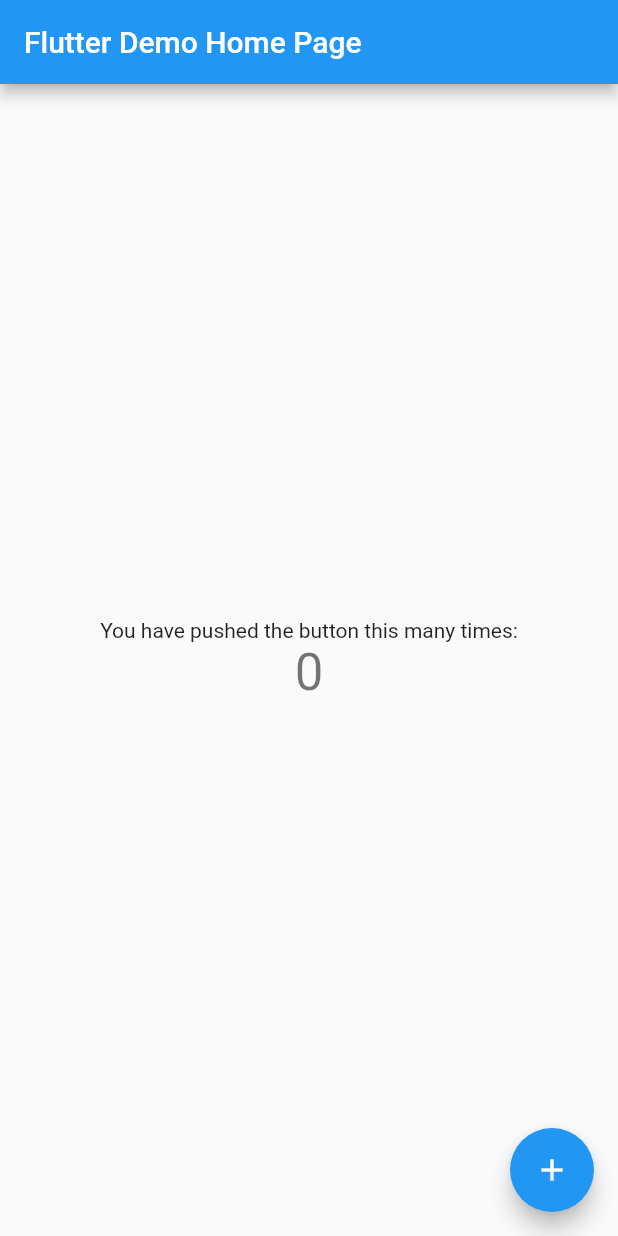
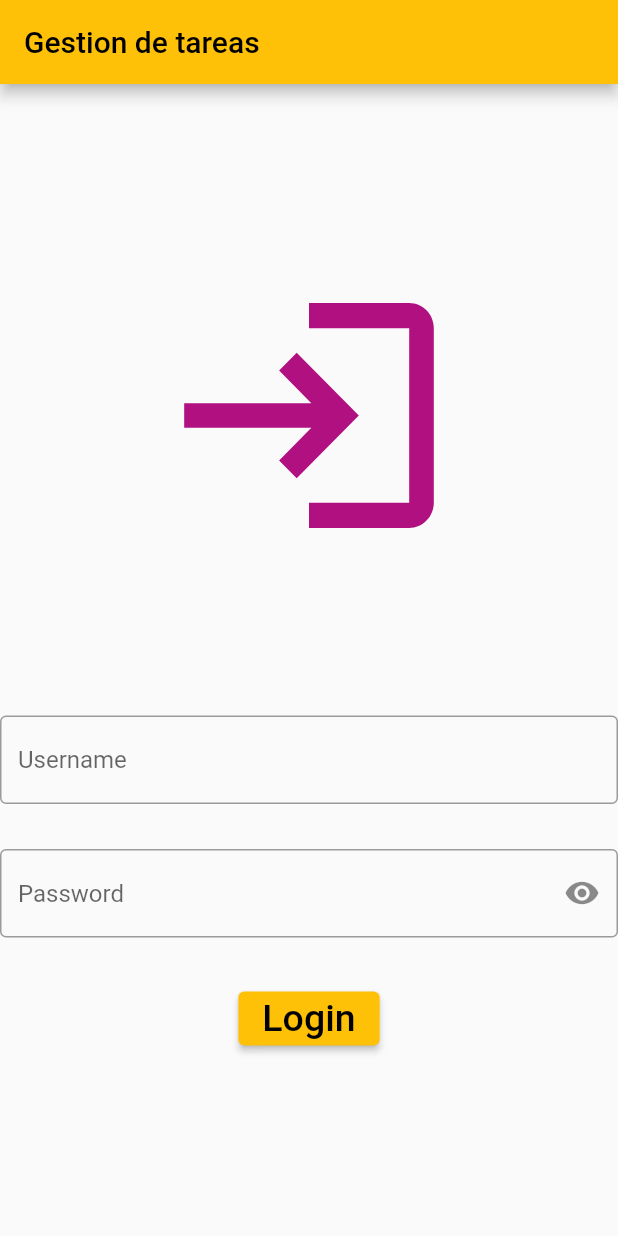
Before and after one commit to JhousefSilva1/planning-dayApp, a Flutter app: the screen it shows after launch, on a phone screen of 412 x 824 dp. Run offline on Flutter 3.47's test engine with Material 2 defaults, Android fonts, the light colour scheme and no system bars.

Commit message:
pagina de loggin

```diff
--- a/lib/main.dart
+++ b/lib/main.dart
@@ -1,115 +1,17 @@
 import 'package:flutter/material.dart';
+import 'package:tasks/ui/login_page.dart';
 
-void main() {
-  runApp(const MyApp());
-}
+void main ()=> runApp(MyApp());
 
-class MyApp extends StatelessWidget {
-  const MyApp({super.key});
-
-  // This widget is the root of your application.
+class MyApp extends StatelessWidget{
   @override
-  Widget build(BuildContext context) {
+  Widget build(BuildContext context){
     return MaterialApp(
-      title: 'Flutter Demo',
+      title: 'Tasks',
       theme: ThemeData(
-        // This is the theme of your application.
-        //
-        // Try running your application with "flutter run". You'll see the
-        // application has a blue toolbar. Then, without quitting the app, try
-        // changing the primarySwatch below to Colors.green and then invoke
-        // "hot reload" (press "r" in the console where you ran "flutter run",
-        // or simply save your changes to "hot reload" in a Flutter IDE).
-        // Notice that the counter didn't reset back to zero; the application
-        // is not restarted.
-        primarySwatch: Colors.blue,
+        primarySwatch: Colors.amber,
       ),
-      home: const MyHomePage(title: 'Flutter Demo Home Page'),
+      home: LoginPage(),
     );
   }
 }
-
-class MyHomePage extends StatefulWidget {
-  const MyHomePage({super.key, required this.title});
-
-  // This widget is the home page of your application. It is stateful, meaning
-  // that it has a State object (defined below) that contains fields that affect
-  // how it looks.
-
-  // This class is the configuration for the state. It holds the values (in this
-  // case the title) provided by the parent (in this case the App widget) and
-  // used by the build method of the State. Fields in a Widget subclass are
-  // always marked "final".
-
-  final String title;
-
-  @override
-  State<MyHomePage> createState() => _MyHomePageState();
-}
-
-class _MyHomePageState extends State<MyHomePage> {
-  int _counter = 0;
-
-  void _incrementCounter() {
-    setState(() {
-      // This call to setState tells the Flutter framework that something has
-      // changed in this State, which causes it to rerun the build method below
-      // so that the display can reflect the updated values. If we changed
-      // _counter without calling setState(), then the build method would not be
-      // called again, and so nothing would appear to happen.
-      _counter++;
-    });
-  }
-
-  @override
-  Widget build(BuildContext context) {
-    // This method is rerun every time setState is called, for instance as done
-    // by the _incrementCounter method above.
-    //
-    // The Flutter framework has been optimized to make rerunning build methods
-    // fast, so that you can just rebuild anything that needs updating rather
-    // than having to individually change instances of widgets.
-    return Scaffold(
-      appBar: AppBar(
-        // Here we take the value from the MyHomePage object that was created by
-        // the App.build method, and use it to set our appbar title.
-        title: Text(widget.title),
-      ),
-      body: Center(
-        // Center is a layout widget. It takes a single child and positions it
-        // in the middle of the parent.
-        child: Column(
-          // Column is also a layout widget. It takes a list of children and
-          // arranges them vertically. By default, it sizes itself to fit its
-          // children horizontally, and tries to be as tall as its parent.
-          //
-          // Invoke "debug painting" (press "p" in the console, choose the
-          // "Toggle Debug Paint" action from the Flutter Inspector in Android
-          // Studio, or the "Toggle Debug Paint" command in Visual Studio Code)
-          // to see the wireframe for each widget.
-          //
-          // Column has various properties to control how it sizes itself and
-          // how it positions its children. Here we use mainAxisAlignment to
-          // center the children vertically; the main axis here is the vertical
-          // axis because Columns are vertical (the cross axis would be
-          // horizontal).
-          mainAxisAlignment: MainAxisAlignment.center,
-          children: <Widget>[
-            const Text(
-              'You have pushed the button this many times:',
-            ),
-            Text(
-              '$_counter',
-              style: Theme.of(context).textTheme.headline4,
-            ),
-          ],
-        ),
-      ),
-      floatingActionButton: FloatingActionButton(
-        onPressed: _incrementCounter,
-        tooltip: 'Increment',
-        child: const Icon(Icons.add),
-      ), // This trailing comma makes auto-formatting nicer for build methods.
-    );
-  }
-}
--- /dev/null
+++ b/lib/ui/login_page.dart
@@ -0,0 +1,100 @@
+// ignore_for_file: prefer_const_constructors, use_key_in_widget_constructors
+
+import 'package:flutter/material.dart';
+
+class LoginPage extends StatefulWidget {
+  //const LoginPage({super.key});
+
+  @override
+  // ignore: library_private_types_in_public_api
+  _LoginPageState createState() => _LoginPageState();
+}
+
+class _LoginPageState extends State<LoginPage>{
+
+  bool _obscureText = true;
+
+  void _toogleObscureText(){
+    setState(() {
+      _obscureText = !_obscureText;
+    });
+  }
+  @override
+
+  Widget build(BuildContext context){
+    return Scaffold(
+      appBar: AppBar(
+        title: Text('Gestion de tareas',
+        style: TextStyle(fontSize: 20),
+        ),
+      ),
+      body: Center(
+        child: Column(
+          mainAxisAlignment: MainAxisAlignment.center,
+          // ignore: prefer_const_literals_to_create_immutables
+          children: <Widget>[
+            //icono de inicio de sesion
+            Icon(
+              Icons.login,
+              size: 200,
+              color: Color.fromARGB(255, 177, 16, 129),
+            ),
+            //espacio
+            SizedBox(height: 100),
+            TextField(
+              decoration: InputDecoration(
+                border: OutlineInputBorder(),
+                hintText: 'Username',
+              ),
+            ),
+            SizedBox(height: 30),
+            //text field passworrd
+            //password con opcion a verlo
+            /*
+            TextField(
+              obscureText: true,
+              decoration: InputDecoration(
+                border: OutlineInputBorder(),
+                hintText: 'Password',
+                //ver password
+                suffixIcon: Icon(Icons.visibility),
+              ),
+
+            ),*/
+
+          //PASSWORD CON OCPION A VERLO
+            TextField(
+              obscureText: _obscureText,
+              decoration: InputDecoration(
+                border: OutlineInputBorder(),
+                hintText: 'Password',
+                //ver password
+                suffixIcon: IconButton(
+                  icon: Icon(_obscureText ? Icons.visibility: Icons.visibility_off),
+                  onPressed: _toogleObscureText,
+                    // Respond to button press
+
+                ),
+              ),
+            ),
+
+
+            SizedBox(height: 30),
+
+            ElevatedButton(
+              onPressed: () {
+                // Respond to button press
+              },
+              child: Text('Login',
+              style: TextStyle(fontSize: 25)),
+
+
+            ),
+
+          ],
+        ),
+      ),
+    );
+  }
+
+}
```
Also changed, not shown: lib/ui/home_page.dart (added).
